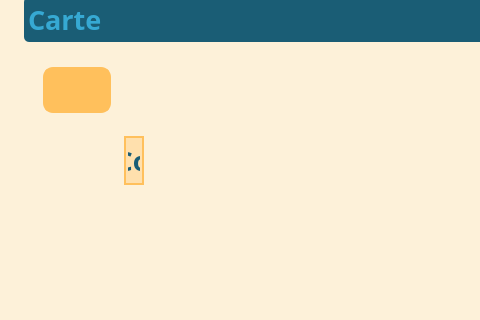
Above: UI/Main_Window.ui from juvarlet/a_table before the change; both pictures show x 0 to 480 and y 118 to 438 of the 1142 by 678 pixel window. Below: the same form after it.
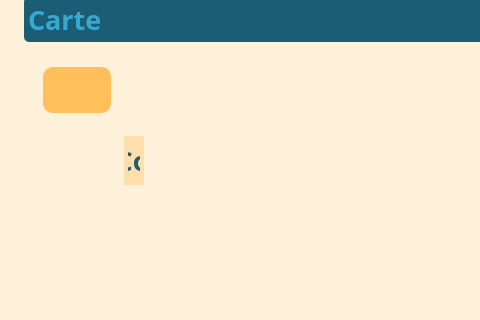
That is the form after the change. Icons and pictures are not drawn.

What changed in the file:
```diff
--- a/UI/Main_Window.ui
+++ b/UI/Main_Window.ui
@@ -484,7 +484,7 @@
     QHeaderView::section {
         background-color: #ffe0ad;
         color: #1a5d75;
-        border: 2px solid #ffc05c;
+        border: 2px solid #ffe0ad;
 		border-radius:11px;
 		padding:2px;
 		margin: 4px;
@@ -534,8 +534,9 @@
     QLineEdit {
         background-color: #36a9d3;
         color: #1a5d75;
+		border: 4px solid #36a9d3;
+		border-radius: 5px;
     }
-    
 
     QLabel {
         color: #1a5d75;
@@ -613,14 +614,18 @@
     }
     
     QScrollBar:vertical, QScrollBar:horizontal {
-        border: 1px solid #1a5d75;
-        background:#fdf1d9;
+        border: 0px solid #fdf1d9;
+		border-radius: 5px;
+        /*background:#fdf1d9;*/
+		background:transparent;
         width:10px; 
         margin: 0px 0px 0px 0px;
       }
     QScrollBar::handle:vertical, QScrollBar::handle:horizontal {
         background: #ffc05c;
         min-height: 0px;
+		border: 0px solid #fdf1d9;
+		border-radius: 5px;
     }
     QScrollBar::add-line:vertical, QScrollBar::add-line:horizontal {
         background: #ffc05c;
```
